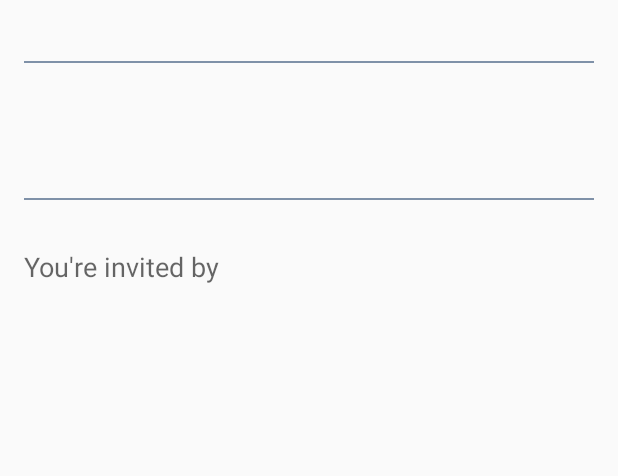
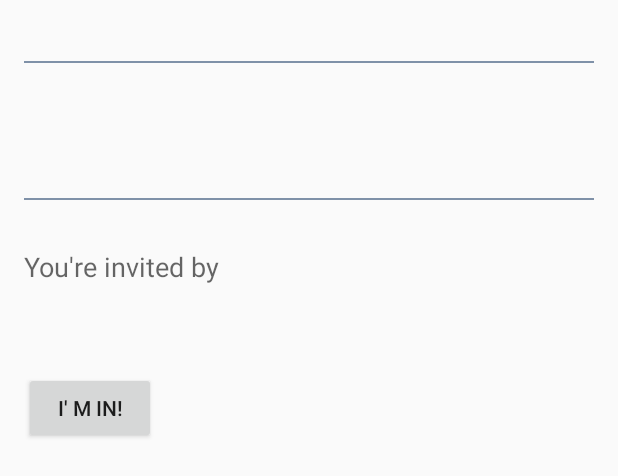
Before and after one commit to kari95/TAM, an Android app: the layout fragment_meal_detail.xml on its own in the app's theme, with its tools: preview values and no code run, on a phone screen of 412 x 824 dp. Shown: the top 476 px of the screen. Run offline under Robolectric (Android 15) with nearby library versions, the phone set to English and light mode, and no system bars.

Commit message:
Button added.

```diff
--- a/app/src/main/res/layout/fragment_meal_detail.xml
+++ b/app/src/main/res/layout/fragment_meal_detail.xml
@@ -76,5 +76,10 @@
         android:text="@{viewModel.meal.address.city}"
         />
     </LinearLayout>
+    <Button
+      android:layout_width="wrap_content"
+      android:layout_height="wrap_content"
+      android:text="@string/meal_detail_sign_in"
+      />
   </LinearLayout>
 </layout>
--- a/app/src/main/res/values/strings.xml
+++ b/app/src/main/res/values/strings.xml
@@ -47,6 +47,7 @@
   <string name="meal_detail_people_count">For %1$s people</string>
   <string name="meal_detail_price_per_person">%1$s kč per person</string>
   <string name="meal_detail_invited_by">You\'re invited by</string>
+  <string name="meal_detail_sign_in">I\' m in!</string>
 
   <!-- Registration -->
   <string name="registration_name">Name</string>
```
Also changed, not shown: 1 other file.
